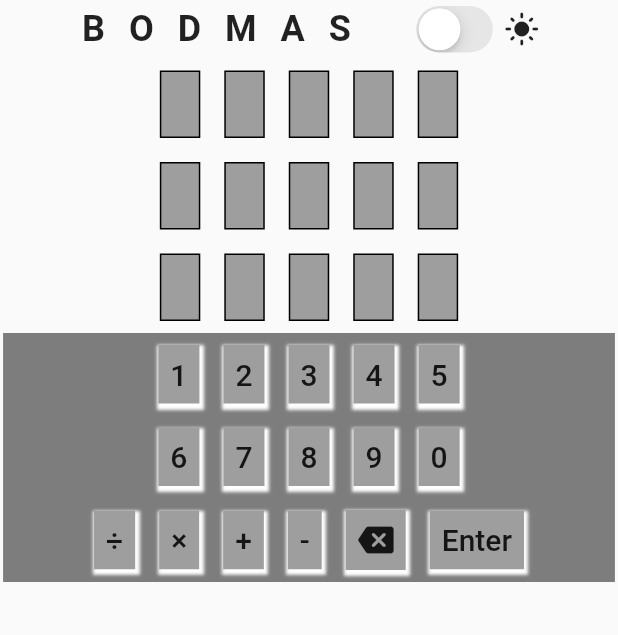
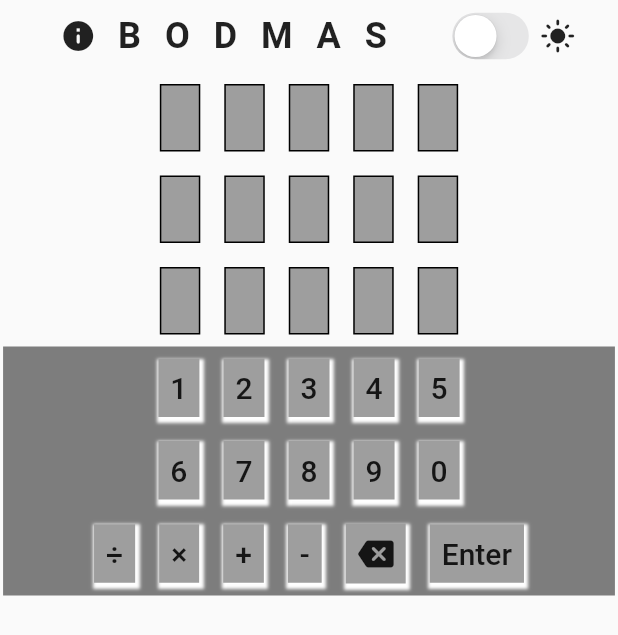
Before and after one commit to sabirklm/BODMAS-GAME, a Flutter app: the screen it shows after launch, on a phone screen of 412 x 824 dp. Shown: the top 635 px of the screen. Run offline on Flutter 3.47's test engine with Material 2 defaults, Android fonts, the phone set to English and light mode, and no system bars; our stand-ins replace confetti, firebase_core, get; accounts and stored records are empty.

Commit message:
game info ui added

```diff
--- a/lib/pages/home_page.dart
+++ b/lib/pages/home_page.dart
@@ -32,6 +32,12 @@ class _HomePageState extends State<HomePage> {
                     Row(
                       mainAxisAlignment: MainAxisAlignment.center,
                       children: [
+                        IconButton(
+                          onPressed: () {},
+                          icon:const Icon(
+                            Icons.info_rounded,
+                          ),
+                        ),
                         Padding(
                           padding: EdgeInsets.only(right: width * 0.090),
                           child: Text(
```
